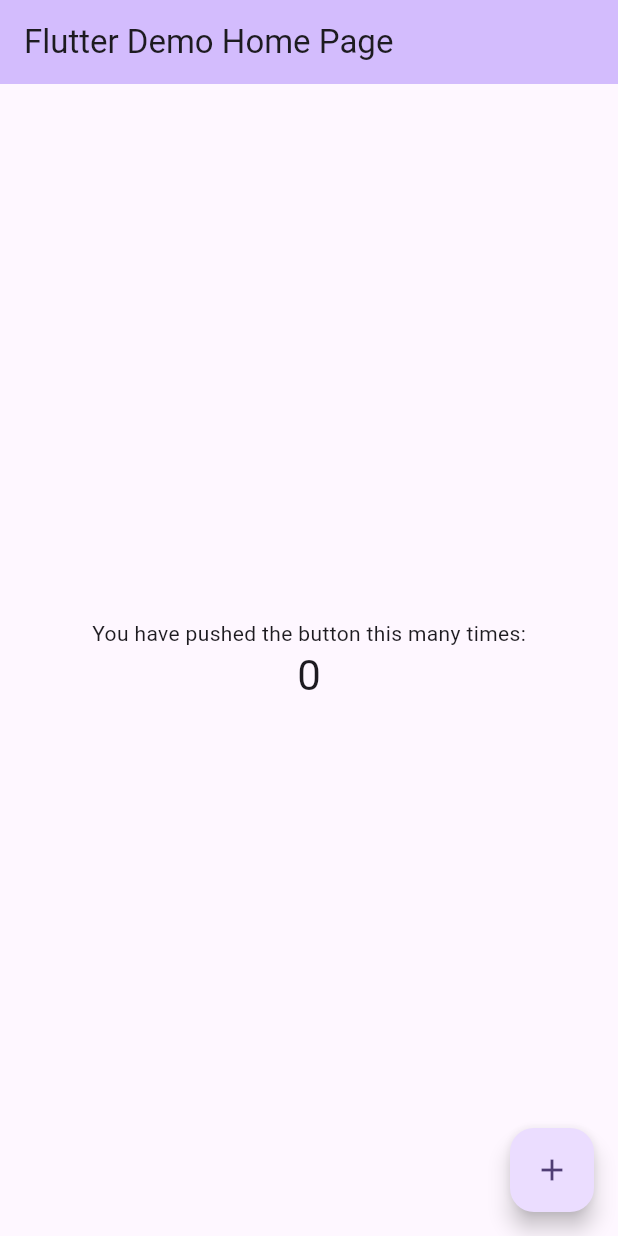
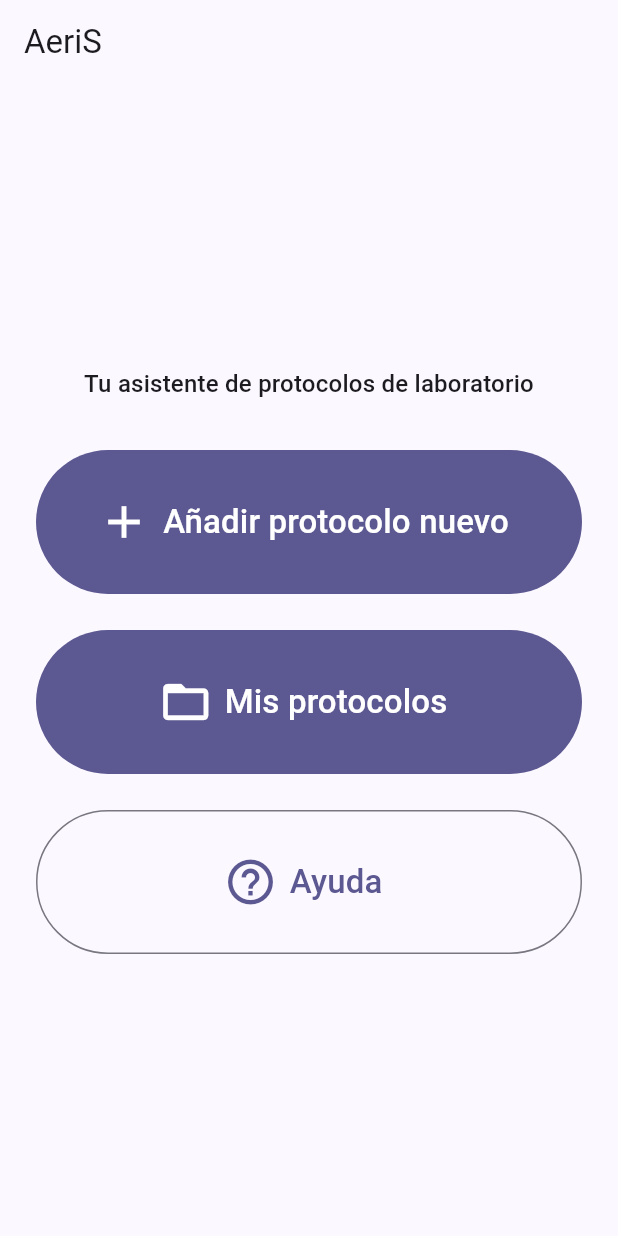
Before and after one commit to Alex-PH-Lau/AeriS, a Flutter app: the screen it shows after launch, on a phone screen of 412 x 824 dp. Run offline on Flutter 3.47's test engine with Material 3 defaults, Android fonts, the phone set to English and light mode, and no system bars.

Commit message:
Añade subtítulo y botón de ayuda secundario en el inicio
Signed-off-by: Alejandro Pascual Hernández <241435804+Alex-PH-Lau@users.noreply.github.com>

```diff
--- a/lib/main.dart
+++ b/lib/main.dart
@@ -1,122 +1,121 @@
-import 'package:material_ui/material_ui.dart';
+// AeriS - Laboratory protocol assistant
+// Copyright (C) 2026 Alejandro Pascual Hernández and contributors
+// SPDX-License-Identifier: GPL-3.0-or-later
+// Additional permission for app stores: see EXCEPCION_TIENDAS.md
+
+import 'package:flutter/material.dart';
 
 void main() {
-  runApp(const MyApp());
+  runApp(const AerisApp());
 }
 
-class MyApp extends StatelessWidget {
-  const MyApp({super.key});
+// ---------- LA APP ----------
 
-  // This widget is the root of your application.
+class AerisApp extends StatelessWidget {
+  const AerisApp({super.key});
+
   @override
   Widget build(BuildContext context) {
     return MaterialApp(
-      title: 'Flutter Demo',
+      title: 'AeriS',
+      debugShowCheckedModeBanner: false,
       theme: ThemeData(
-        // This is the theme of your application.
-        //
-        // TRY THIS: Try running your application with "flutter run". You'll see
-        // the application has a purple toolbar. Then, without quitting the app,
-        // try changing the seedColor in the colorScheme below to Colors.green
-        // and then invoke "hot reload" (save your changes or press the "hot
-        // reload" button in a Flutter-supported IDE, or press "r" if you used
-        // the command line to start the app).
-        //
-        // Notice that the counter didn't reset back to zero; the application
-        // state is not lost during the reload. To reset the state, use hot
-        // restart instead.
-        //
-        // This works for code too, not just values: Most code changes can be
-        // tested with just a hot reload.
-        colorScheme: .fromSeed(seedColor: Colors.deepPurple),
+        colorScheme: ColorScheme.fromSeed(
+          seedColor: const Color.fromARGB(255, 46, 0, 195),
+        ),
       ),
-      home: const MyHomePage(title: 'Flutter Demo Home Page'),
+      home: const PantallaInicio(),
     );
   }
 }
 
-class MyHomePage extends StatefulWidget {
-  const MyHomePage({super.key, required this.title});
+// ---------- PANTALLA DE INICIO ----------
 
-  // This widget is the home page of your application. It is stateful, meaning
-  // that it has a State object (defined below) that contains fields that affect
-  // how it looks.
-
-  // This class is the configuration for the state. It holds the values (in this
-  // case the title) provided by the parent (in this case the App widget) and
-  // used by the build method of the State. Fields in a Widget subclass are
-  // always marked "final".
-
-  final String title;
-
-  @override
-  State<MyHomePage> createState() => _MyHomePageState();
-}
-
-class _MyHomePageState extends State<MyHomePage> {
-  int _counter = 0;
-
-  void _incrementCounter() {
-    setState(() {
-      // This call to setState tells the Flutter framework that something has
-      // changed in this State, which causes it to rerun the build method below
-      // so that the display can reflect the updated values. If we changed
-      // _counter without calling setState(), then the build method would not be
-      // called again, and so nothing would appear to happen.
-      _counter++;
-    });
-  }
+class PantallaInicio extends StatelessWidget {
+  const PantallaInicio({super.key});
 
   @override
   Widget build(BuildContext context) {
-    // This method is rerun every time setState is called, for instance as done
-    // by the _incrementCounter method above.
-    //
-    // The Flutter framework has been optimized to make rerunning build methods
-    // fast, so that you can just rebuild anything that needs updating rather
-    // than having to individually change instances of widgets.
     return Scaffold(
       appBar: AppBar(
-        // TRY THIS: Try changing the color here to a specific color (to
-        // Colors.amber, perhaps?) and trigger a hot reload to see the AppBar
-        // change color while the other colors stay the same.
-        backgroundColor: Theme.of(context).colorScheme.inversePrimary,
-        // Here we take the value from the MyHomePage object that was created by
-        // the App.build method, and use it to set our appbar title.
-        title: Text(widget.title),
+        title: const Text('AeriS'),
       ),
       body: Center(
-        // Center is a layout widget. It takes a single child and positions it
-        // in the middle of the parent.
-        child: Column(
-          // Column is also a layout widget. It takes a list of children and
-          // arranges them vertically. By default, it sizes itself to fit its
-          // children horizontally, and tries to be as tall as its parent.
-          //
-          // Column has various properties to control how it sizes itself and
-          // how it positions its children. Here we use mainAxisAlignment to
-          // center the children vertically; the main axis here is the vertical
-          // axis because Columns are vertical (the cross axis would be
-          // horizontal).
-          //
-          // TRY THIS: Invoke "debug painting" (choose the "Toggle Debug Paint"
-          // action in the IDE, or press "p" in the console), to see the
-          // wireframe for each widget.
-          mainAxisAlignment: .center,
-          children: [
-            const Text('You have pushed the button this many times:'),
-            Text(
-              '$_counter',
-              style: Theme.of(context).textTheme.headlineMedium,
+        child: ConstrainedBox(
+          constraints: const BoxConstraints(maxWidth: 600),
+          child: Padding(
+            padding: const EdgeInsets.all(24),
+            child: Column(
+              mainAxisAlignment: MainAxisAlignment.center,
+              children: [
+                Text(
+                  'Tu asistente de protocolos de laboratorio',
+                  style: Theme.of(context).textTheme.titleMedium,
+                  textAlign: TextAlign.center,
+                ),
+                const SizedBox(height: 32),
+                BotonInicio(
+                  icono: Icons.add,
+                  texto: 'Añadir protocolo nuevo',
+                  onPressed: () => mostrarProximamente(context, 'Añadir protocolo'),
+                ),
+                const SizedBox(height: 24),
+                BotonInicio(
+                  icono: Icons.folder_open,
+                  texto: 'Mis protocolos',
+                  onPressed: () => mostrarProximamente(context, 'Mis protocolos'),
+                ),
+                const SizedBox(height: 24),
+                BotonInicio(
+                  icono: Icons.help_outline,
+                  texto: 'Ayuda',
+                  onPressed: () => mostrarProximamente(context, 'Ayuda'),
+                  secundario: true,
+                ),
+              ],
             ),
-          ],
+          ),
         ),
-      ),
-      floatingActionButton: FloatingActionButton(
-        onPressed: _incrementCounter,
-        tooltip: 'Increment',
-        child: const Icon(Icons.add),
       ),
     );
   }
 }
+
+// ---------- WIDGETS REUTILIZABLES ----------
+
+class BotonInicio extends StatelessWidget {
+  final IconData icono;
+  final String texto;
+  final VoidCallback onPressed;
+  final bool secundario;
+
+  const BotonInicio({
+    super.key,
+    required this.icono,
+    required this.texto,
+    required this.onPressed,
+    this.secundario = false,
+  });
+
+  @override
+  Widget build(BuildContext context) {
+    final icon = Icon(icono, size: 36);
+    final label = Text(texto, style: const TextStyle(fontSize: 22));
+
+    return SizedBox(
+      width: double.infinity,
+      height: 96,
+      child: secundario
+          ? OutlinedButton.icon(onPressed: onPressed, icon: icon, label: label)
+          : FilledButton.icon(onPressed: onPressed, icon: icon, label: label),
+    );
+  }
+}
+
+// ---------- FUNCIONES AUXILIARES ----------
+
+void mostrarProximamente(BuildContext context, String seccion) {
+  ScaffoldMessenger.of(context).showSnackBar(
+    SnackBar(content: Text('$seccion: próximamente')),
+  );
+}
--- a/pubspec.yaml
+++ b/pubspec.yaml
@@ -1,5 +1,5 @@
 name: aeris
-description: "A new Flutter project."
+description: "App libre para guiar protocolos de laboratorio paso a paso."
 # The following line prevents the package from being accidentally published to
 # pub.dev using `flutter pub publish`. This is preferred for private packages.
 publish_to: 'none' # Remove this line if you wish to publish to pub.dev
```
Also changed, not shown: 1 other file.
